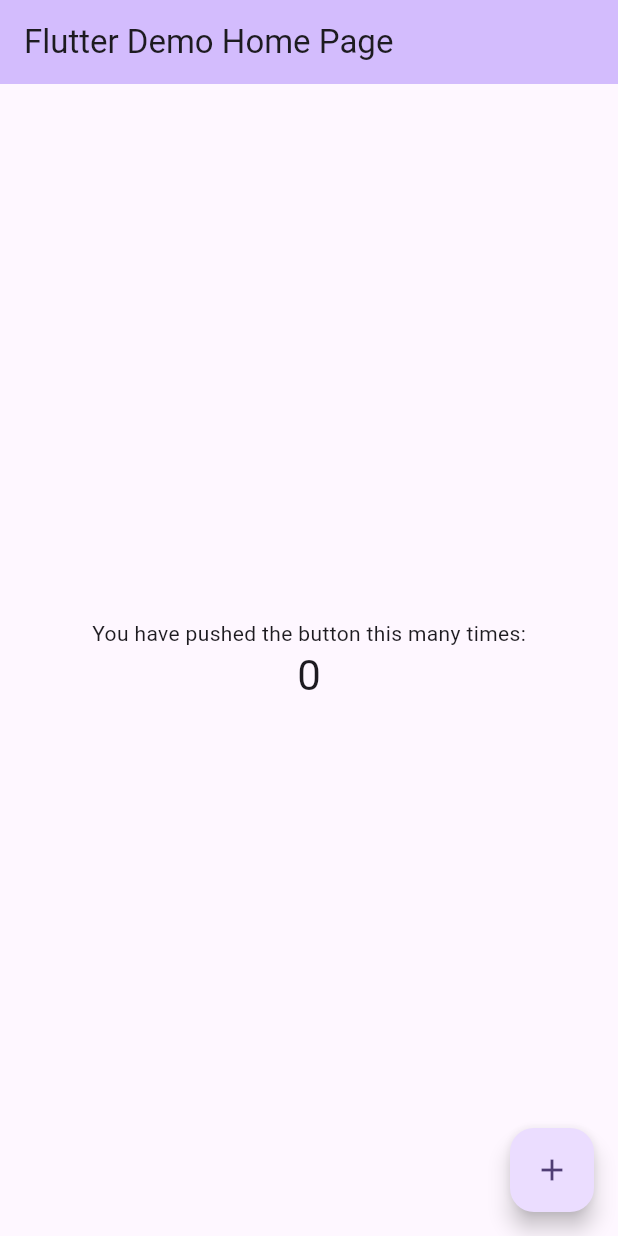
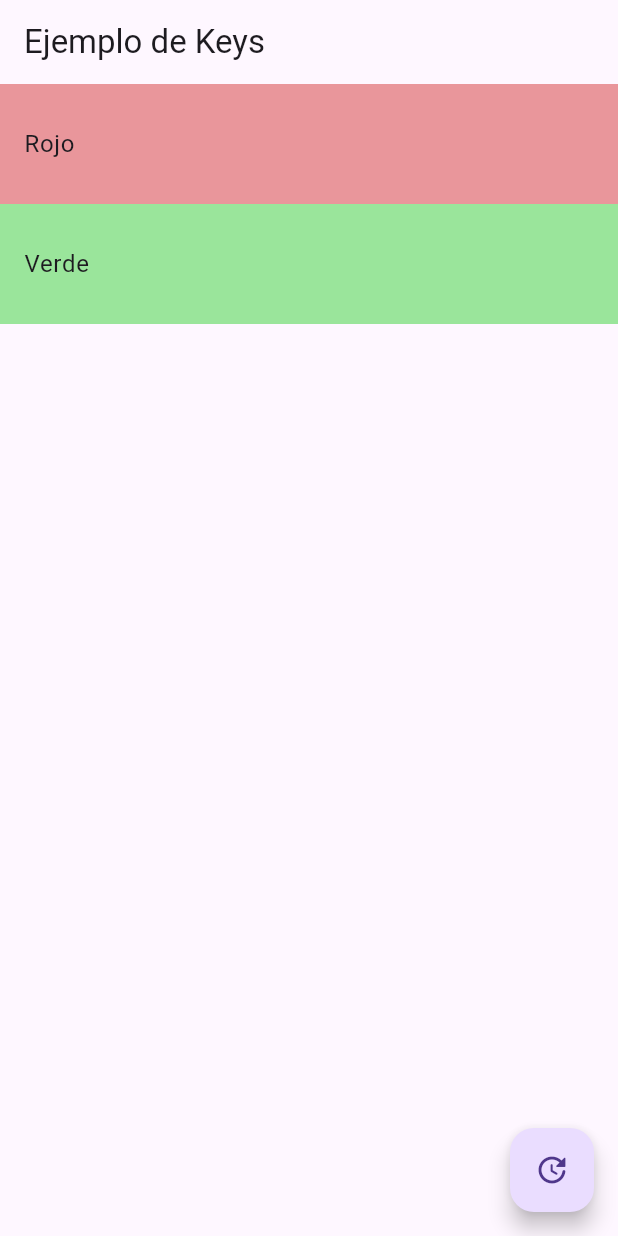
Before and after one commit to CarlosPerales3/flutterwidgets2, a Flutter app: the screen it shows after launch, on a phone screen of 412 x 824 dp. Run offline on Flutter 3.47's test engine with Material 3 defaults, Android fonts, the phone set to English and light mode, and no system bars.

Commit message:
Pueba de las "keys"

```diff
--- a/lib/main.dart
+++ b/lib/main.dart
@@ -1,125 +1,97 @@
 import 'package:flutter/material.dart';
 
 void main() {
-  runApp(const MyApp());
+  runApp(const MaterialApp(
+    home: keyApp(),
+  ));
 }
 
-class MyApp extends StatelessWidget {
-  const MyApp({super.key});
+class keyApp extends StatefulWidget{
+  const keyApp({Key? key}) : super(key: key);
 
-  // This widget is the root of your application.
+  @override
+  State<keyApp> createState() => _KeysAppState();
+
+}
+
+GlobalKey key1 = GlobalKey();
+GlobalKey key2 = GlobalKey();
+
+class _KeysAppState extends State<keyApp> {
+  static Color rojo = const Color.fromARGB(100, 200, 0, 0);
+  static Color verde = const Color.fromARGB(100, 0, 200, 0);
+
+  var celdas = [
+    ColorCelda(
+      color: rojo,
+      label: "Rojo",
+      key: key1,
+    ),
+    ColorCelda(
+      color: verde,
+      label: "Verde",
+      key: key2,
+    ),
+  ];
+
   @override
   Widget build(BuildContext context) {
-    return MaterialApp(
-      title: 'Flutter Demo',
-      theme: ThemeData(
-        // This is the theme of your application.
-        //
-        // TRY THIS: Try running your application with "flutter run". You'll see
-        // the application has a purple toolbar. Then, without quitting the app,
-        // try changing the seedColor in the colorScheme below to Colors.green
-        // and then invoke "hot reload" (save your changes or press the "hot
-        // reload" button in a Flutter-supported IDE, or press "r" if you used
-        // the command line to start the app).
-        //
-        // Notice that the counter didn't reset back to zero; the application
-        // state is not lost during the reload. To reset the state, use hot
-        // restart instead.
-        //
-        // This works for code too, not just values: Most code changes can be
-        // tested with just a hot reload.
-        colorScheme: ColorScheme.fromSeed(seedColor: Colors.deepPurple),
-        useMaterial3: true,
+    return Scaffold(
+      appBar: AppBar(
+        title: const Text("Ejemplo de Keys"),
       ),
-      home: const MyHomePage(title: 'Flutter Demo Home Page'),
+      body: Center(
+        child: Column(
+          children: celdas,
+        ),
+      ),
+      floatingActionButton: FloatingActionButton(
+          onPressed: _swapColors,
+      child: const Icon(Icons.update_rounded),
+      ),
     );
+  }
+
+  _swapColors(){
+    setState(() {
+      var temp = celdas[0];
+      celdas[0] = celdas[1];
+      celdas[1] = temp;
+    });
   }
 }
 
-class MyHomePage extends StatefulWidget {
-  const MyHomePage({super.key, required this.title});
+class ColorCelda extends StatefulWidget{
+  final Color color;
+  final String label;
 
-  // This widget is the home page of your application. It is stateful, meaning
-  // that it has a State object (defined below) that contains fields that affect
-  // how it looks.
-
-  // This class is the configuration for the state. It holds the values (in this
-  // case the title) provided by the parent (in this case the App widget) and
-  // used by the build method of the State. Fields in a Widget subclass are
-  // always marked "final".
-
-  final String title;
+  const ColorCelda({
+    required this.color,
+    required this.label,
+    Key? key,
+}) : super(key: key);
 
   @override
-  State<MyHomePage> createState() => _MyHomePageState();
-}
+  _ColorCeldaState createState() => _ColorCeldaState();
+  }
 
-class _MyHomePageState extends State<MyHomePage> {
-  int _counter = 0;
+  class _ColorCeldaState extends State<ColorCelda>{
+  late Color color;
+  late String label;
 
-  void _incrementCounter() {
-    setState(() {
-      // This call to setState tells the Flutter framework that something has
-      // changed in this State, which causes it to rerun the build method below
-      // so that the display can reflect the updated values. If we changed
-      // _counter without calling setState(), then the build method would not be
-      // called again, and so nothing would appear to happen.
-      _counter++;
-    });
+  @override
+  void initState(){
+    color = widget.color;
+    label = widget.label;
   }
 
   @override
-  Widget build(BuildContext context) {
-    // This method is rerun every time setState is called, for instance as done
-    // by the _incrementCounter method above.
-    //
-    // The Flutter framework has been optimized to make rerunning build methods
-    // fast, so that you can just rebuild anything that needs updating rather
-    // than having to individually change instances of widgets.
-    return Scaffold(
-      appBar: AppBar(
-        // TRY THIS: Try changing the color here to a specific color (to
-        // Colors.amber, perhaps?) and trigger a hot reload to see the AppBar
-        // change color while the other colors stay the same.
-        backgroundColor: Theme.of(context).colorScheme.inversePrimary,
-        // Here we take the value from the MyHomePage object that was created by
-        // the App.build method, and use it to set our appbar title.
-        title: Text(widget.title),
-      ),
-      body: Center(
-        // Center is a layout widget. It takes a single child and positions it
-        // in the middle of the parent.
-        child: Column(
-          // Column is also a layout widget. It takes a list of children and
-          // arranges them vertically. By default, it sizes itself to fit its
-          // children horizontally, and tries to be as tall as its parent.
-          //
-          // Column has various properties to control how it sizes itself and
-          // how it positions its children. Here we use mainAxisAlignment to
-          // center the children vertically; the main axis here is the vertical
-          // axis because Columns are vertical (the cross axis would be
-          // horizontal).
-          //
-          // TRY THIS: Invoke "debug painting" (choose the "Toggle Debug Paint"
-          // action in the IDE, or press "p" in the console), to see the
-          // wireframe for each widget.
-          mainAxisAlignment: MainAxisAlignment.center,
-          children: <Widget>[
-            const Text(
-              'You have pushed the button this many times:',
-            ),
-            Text(
-              '$_counter',
-              style: Theme.of(context).textTheme.headlineMedium,
-            ),
-          ],
-        ),
-      ),
-      floatingActionButton: FloatingActionButton(
-        onPressed: _incrementCounter,
-        tooltip: 'Increment',
-        child: const Icon(Icons.add),
-      ), // This trailing comma makes auto-formatting nicer for build methods.
-    );
-  }
+  Widget build(BuildContext context) => Container(
+    color: color,
+    child: ListTile(
+      contentPadding: const EdgeInsets.symmetric(horizontal: 16, vertical: 12),
+      title: Text(label),
+    ),
+  );
+
 }
```
